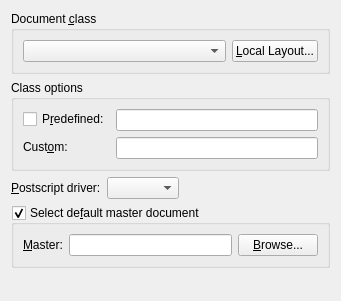
Qt form src/frontends/qt4/ui/LaTeXUi.ui (cburschka/lyx) before a commit.
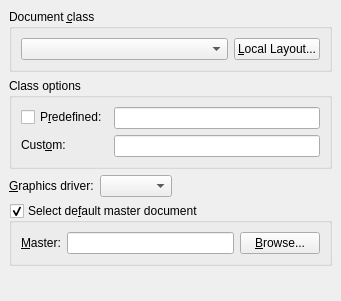
The same form after that commit.

Commit message: * LaTeXUI.ui: * UserGuide: 	- Postscript driver -> graphics driver.

```diff
--- a/src/frontends/qt4/ui/LaTeXUi.ui
+++ b/src/frontends/qt4/ui/LaTeXUi.ui
@@ -12,13 +12,25 @@
   <property name="windowTitle" >
    <string/>
   </property>
-  <layout class="QGridLayout" name="gridLayout" >
+  <layout class="QGridLayout" >
+   <property name="margin" >
+    <number>9</number>
+   </property>
+   <property name="spacing" >
+    <number>6</number>
+   </property>
    <item row="0" column="0" colspan="3" >
     <widget class="QGroupBox" name="groupBox" >
      <property name="title" >
       <string>Document &amp;class</string>
      </property>
-     <layout class="QGridLayout" name="gridLayout_2" >
+     <layout class="QGridLayout" >
+      <property name="margin" >
+       <number>9</number>
+      </property>
+      <property name="spacing" >
+       <number>6</number>
+      </property>
       <item row="0" column="0" >
        <widget class="QComboBox" name="classCO" >
         <property name="maxVisibleItems" >
@@ -29,7 +41,9 @@
       <item row="0" column="1" >
        <widget class="QPushButton" name="layoutPB" >
         <property name="sizePolicy" >
-         <sizepolicy vsizetype="Minimum" hsizetype="Fixed" >
+         <sizepolicy>
+          <hsizetype>0</hsizetype>
+          <vsizetype>0</vsizetype>
           <horstretch>0</horstretch>
           <verstretch>0</verstretch>
          </sizepolicy>
@@ -65,6 +79,9 @@
         <property name="margin" >
          <number>0</number>
         </property>
+        <property name="spacing" >
+         <number>6</number>
+        </property>
         <item>
          <widget class="QLineEdit" name="defaultOptionsLE" >
           <property name="toolTip" >
@@ -109,7 +126,7 @@
    <item row="2" column="0" >
     <widget class="QLabel" name="psdriverL" >
      <property name="text" >
-      <string>&amp;Postscript driver:</string>
+      <string>&amp;Graphics driver:</string>
      </property>
      <property name="buddy" >
       <cstring>psdriverCO</cstring>
@@ -185,11 +202,11 @@
     </widget>
    </item>
    <item row="4" column="0" >
-    <spacer name="verticalSpacer" >
+    <spacer>
      <property name="orientation" >
       <enum>Qt::Vertical</enum>
      </property>
-     <property name="sizeHint" stdset="0" >
+     <property name="sizeHint" >
       <size>
        <width>20</width>
        <height>2</height>
```
Left out of the diff: 8 changed lines with no effect on the pictures. The commit also changes 1 other file.
